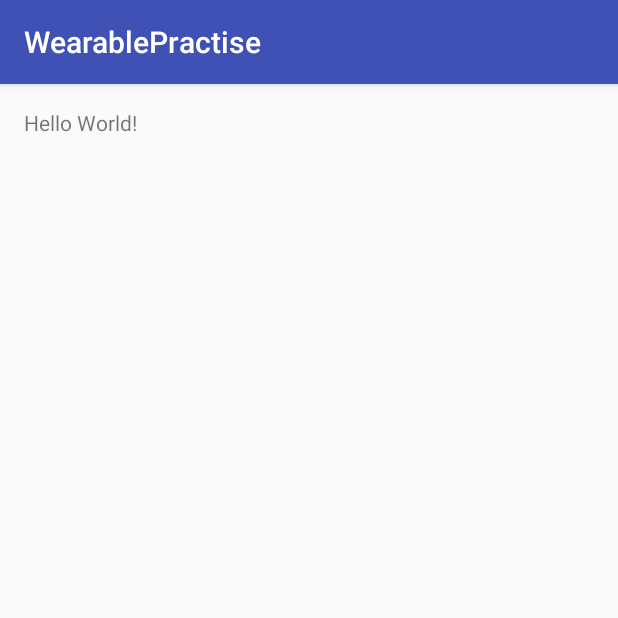
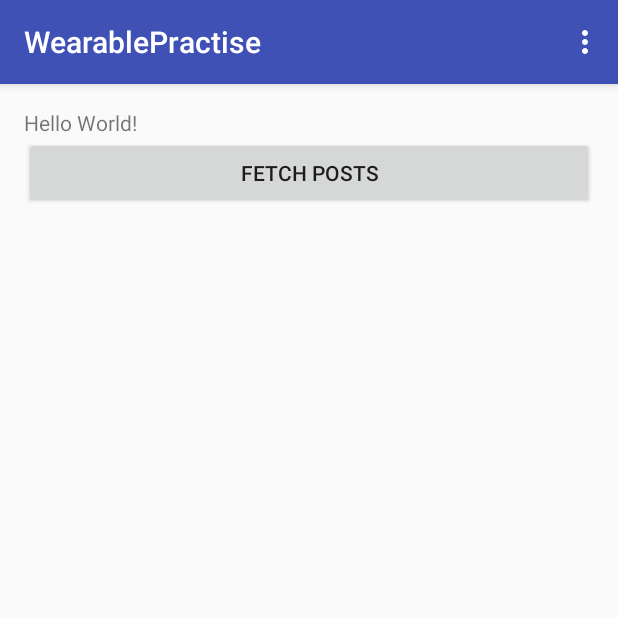
Before and after one commit to IAndroidTutorials/AndroidWearables, an Android app: the screen it shows after launch (MainActivity), on a phone screen of 412 x 824 dp, the top half of it. Run offline under Robolectric (Android 15) with nearby library versions, the phone set to English and light mode, and no system bars; libraries missing offline, so code that uses them is left out: com.squareup.okhttp.

Commit message:
implemented menu on main activity and created setting fragment in order to save IP in shared prefs

```diff
--- a/mobile/build.gradle
+++ b/mobile/build.gradle
@@ -25,4 +25,6 @@ dependencies {
     testCompile 'junit:junit:4.12'
     compile 'com.android.support:appcompat-v7:23.0.1'
     compile 'com.google.android.gms:play-services:8.4.0'
+    compile 'com.squareup.okhttp:okhttp:2.7.2'
+
 }
--- a/mobile/src/main/AndroidManifest.xml
+++ b/mobile/src/main/AndroidManifest.xml
@@ -17,6 +17,8 @@
         <category android:name="android.intent.category.LAUNCHER"/>
       </intent-filter>
     </activity>
+    <activity android:name=".SettingActivity">
+    </activity>
   </application>
 
 </manifest>
--- a/mobile/src/main/res/layout/activity_main.xml
+++ b/mobile/src/main/res/layout/activity_main.xml
@@ -1,5 +1,5 @@
 <?xml version="1.0" encoding="utf-8"?>
-<RelativeLayout
+<LinearLayout
     xmlns:android="http://schemas.android.com/apk/res/android"
     xmlns:tools="http://schemas.android.com/tools"
     android:layout_width="match_parent"
@@ -8,10 +8,21 @@
     android:paddingLeft="@dimen/activity_horizontal_margin"
     android:paddingRight="@dimen/activity_horizontal_margin"
     android:paddingTop="@dimen/activity_vertical_margin"
+    android:orientation="vertical"
     tools:context="com.prateekj.android.MainActivity">
 
     <TextView
         android:layout_width="wrap_content"
         android:layout_height="wrap_content"
         android:text="Hello World!"/>
-</RelativeLayout>
+    <Button
+        android:layout_width="match_parent"
+        android:id="@+id/click_me"
+        android:onClick="fetchPosts"
+        android:text="@string/fetch_posts"
+        android:layout_height="wrap_content"/>
+    <TextView
+        android:layout_width="match_parent"
+        android:layout_height="wrap_content"
+        android:id="@+id/response_text_view"/>
+</LinearLayout>
--- /dev/null
+++ b/mobile/src/main/res/menu/menu.xml
@@ -0,0 +1,9 @@
+<?xml version="1.0" encoding="utf-8"?>
+<menu xmlns:android="http://schemas.android.com/apk/res/android"
+      xmlns:app="http://schemas.android.com/apk/res-auto">
+
+  <item android:id="@+id/settings"
+        android:title="@string/settings"
+        app:showAsAction="never"/>
+
+</menu>
--- a/mobile/src/main/res/values/strings.xml
+++ b/mobile/src/main/res/values/strings.xml
@@ -1,3 +1,8 @@
 <resources>
   <string name="app_name">WearablePractise</string>
+  <string name="fetch_posts">Fetch Posts</string>
+  <string name="settings">Settings</string>
+  <string name="setting_description">System Settings</string>
+  <string name="server_ip">Server IP</string>
+  <string name="set_ip">Set IP</string>
 </resources>
```
Also changed, not shown: mobile/src/main/java/com/prateekj/android/MainActivity.java (+74 -1 lines), mobile/src/main/java/com/prateekj/android/SettingActivity.java (added, +45 -0 lines), mobile/src/main/res/layout/setting_activity.xml (added, +42 -0 lines).
